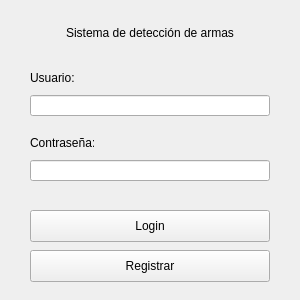
This is Client_Side/UI/login_window.ui in spardoc/Deteccion_De_Armas as Qt 5 draws it before an edit. The edited form follows.
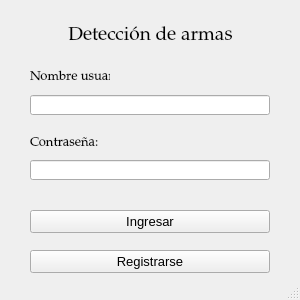
This is the edited form. Icons and pictures are not drawn.

What changed in the file:
```diff
--- a/Client_Side/UI/login_window.ui
+++ b/Client_Side/UI/login_window.ui
@@ -18,72 +18,56 @@
   </property>
   <property name="maximumSize">
    <size>
-    <width>300</width>
-    <height>300</height>
+    <width>400</width>
+    <height>400</height>
    </size>
   </property>
   <property name="windowTitle">
-   <string>Sistema de detección de armas</string>
+   <string>Deteccion de armas</string>
   </property>
   <widget class="QWidget" name="centralwidget">
-   <property name="enabled">
-    <bool>true</bool>
-   </property>
-   <property name="minimumSize">
-    <size>
-     <width>0</width>
-     <height>0</height>
-    </size>
-   </property>
-   <property name="maximumSize">
-    <size>
-     <width>400</width>
-     <height>400</height>
-    </size>
-   </property>
-   <widget class="QLabel" name="label_weapon_detection">
+   <widget class="QLabel" name="label">
     <property name="geometry">
      <rect>
       <x>50</x>
       <y>25</y>
-      <width>200</width>
-      <height>16</height>
+      <width>201</width>
+      <height>21</height>
      </rect>
     </property>
+    <property name="font">
+     <font>
+      <family>Palatino Linotype</family>
+      <pointsize>14</pointsize>
+     </font>
+    </property>
     <property name="text">
-     <string>Sistema de detección de armas</string>
+     <string>Detección de armas</string>
+    </property>
+    <property name="scaledContents">
+     <bool>true</bool>
     </property>
     <property name="alignment">
      <set>Qt::AlignCenter</set>
     </property>
-    <property name="wordWrap">
-     <bool>false</bool>
-    </property>
    </widget>
-   <widget class="QPushButton" name="register_button">
+   <widget class="QLabel" name="label_username">
     <property name="geometry">
      <rect>
       <x>30</x>
-      <y>250</y>
-      <width>240</width>
-      <height>32</height>
+      <y>70</y>
+      <width>80</width>
+      <height>13</height>
      </rect>
     </property>
-    <property name="text">
-     <string>Registrar</string>
+    <property name="font">
+     <font>
+      <family>Palatino Linotype</family>
+      <pointsize>10</pointsize>
+     </font>
     </property>
-   </widget>
-   <widget class="QPushButton" name="login_button">
-    <property name="geometry">
-     <rect>
-      <x>30</x>
-      <y>210</y>
-      <width>240</width>
-      <height>32</height>
-     </rect>
-    </property>
     <property name="text">
-     <string>Login</string>
+     <string>Nombre usuario:</string>
     </property>
    </widget>
    <widget class="QLabel" name="label_password">
@@ -91,63 +75,119 @@
      <rect>
       <x>30</x>
       <y>135</y>
-      <width>64</width>
+      <width>80</width>
       <height>16</height>
      </rect>
     </property>
+    <property name="font">
+     <font>
+      <family>Palatino Linotype</family>
+      <pointsize>10</pointsize>
+     </font>
+    </property>
     <property name="text">
      <string>Contraseña:</string>
     </property>
    </widget>
+   <widget class="QLineEdit" name="username_input">
+    <property name="geometry">
+     <rect>
+      <x>30</x>
+      <y>95</y>
+      <width>240</width>
+      <height>20</height>
+     </rect>
+    </property>
+   </widget>
    <widget class="QLineEdit" name="password_input">
     <property name="geometry">
      <rect>
       <x>30</x>
       <y>160</y>
       <width>240</width>
-      <height>21</height>
+      <height>20</height>
      </rect>
     </property>
     <property name="echoMode">
      <enum>QLineEdit::Password</enum>
     </property>
    </widget>
-   <widget class="QLabel" name="label_username">
+   <widget class="QPushButton" name="login_button">
     <property name="geometry">
      <rect>
       <x>30</x>
-      <y>70</y>
-      <width>66</width>
-      <height>16</height>
+      <y>210</y>
+      <width>240</width>
+      <height>23</height>
      </rect>
     </property>
-    <property name="sizePolicy">
-     <sizepolicy hsizetype="Fixed" vsizetype="Preferred">
-      <horstretch>0</horstretch>
-      <verstretch>0</verstretch>
-     </sizepolicy>
+    <property name="font">
+     <font>
+      <pointsize>10</pointsize>
+     </font>
     </property>
     <property name="text">
-     <string>Usuario:</string>
+     <string>Ingresar</string>
     </property>
    </widget>
-   <widget class="QLineEdit" name="username_input">
+   <widget class="QPushButton" name="register_button">
     <property name="geometry">
      <rect>
       <x>30</x>
-      <y>95</y>
+      <y>250</y>
       <width>240</width>
-      <height>21</height>
+      <height>23</height>
      </rect>
     </property>
-    <property name="sizePolicy">
-     <sizepolicy hsizetype="Expanding" vsizetype="Fixed">
-      <horstretch>0</horstretch>
-      <verstretch>0</verstretch>
-     </sizepolicy>
+    <property name="font">
+     <font>
+      <pointsize>10</pointsize>
+     </font>
+    </property>
+    <property name="text">
+     <string>Registrarse</string>
+    </property>
+   </widget>
+   <widget class="QLabel" name="img_label">
+    <property name="geometry">
+     <rect>
+      <x>230</x>
+      <y>10</y>
+      <width>61</width>
+      <height>51</height>
+     </rect>
+    </property>
+    <property name="text">
+     <string/>
+    </property>
+    <property name="pixmap">
+     <pixmap>C:/Users/danie/OneDrive/Pictures/farmacia/Logo.webp</pixmap>
+    </property>
+    <property name="scaledContents">
+     <bool>true</bool>
+    </property>
+   </widget>
+   <widget class="QLabel" name="img_ups_label">
+    <property name="geometry">
+     <rect>
+      <x>20</x>
+      <y>20</y>
+      <width>41</width>
+      <height>31</height>
+     </rect>
+    </property>
+    <property name="text">
+     <string/>
+    </property>
+    <property name="pixmap">
+     <pixmap>UPS_logo.jpeg</pixmap>
+    </property>
+    <property name="scaledContents">
+     <bool>true</bool>
     </property>
    </widget>
   </widget>
+  <widget class="QStatusBar" name="statusbar"/>
  </widget>
  <resources/>
  <connections/>
```
Left out of the diff: 2 changed lines with no effect on the pictures.
